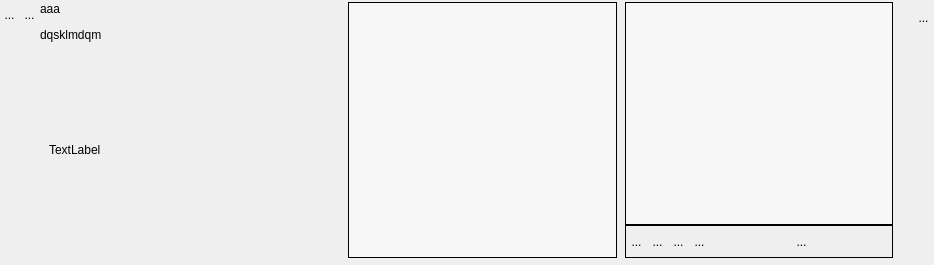
The window that UiQT4/desWidgetPlusieursIntoOrdonne.ui (SalomePlatform/eficas_tools) describes before a commit, drawn with Qt 5.
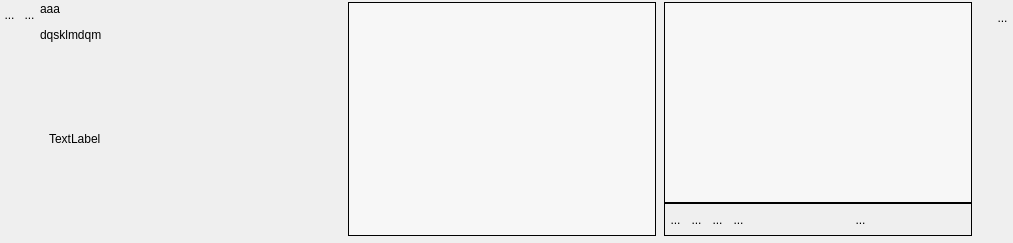
The same window after the commit. Icons and pictures are not drawn. Custom widgets are drawn as their Qt base class.

```diff
--- a/UiQT4/desWidgetPlusieursIntoOrdonne.ui
+++ b/UiQT4/desWidgetPlusieursIntoOrdonne.ui
@@ -6,8 +6,8 @@
    <rect>
     <x>0</x>
     <y>0</y>
-    <width>934</width>
-    <height>265</height>
+    <width>1013</width>
+    <height>243</height>
    </rect>
   </property>
   <property name="sizePolicy">
@@ -185,6 +185,12 @@
      </item>
      <item>
       <widget class="QScrollArea" name="scrollArea_2">
+       <property name="sizePolicy">
+        <sizepolicy hsizetype="Fixed" vsizetype="Expanding">
+         <horstretch>0</horstretch>
+         <verstretch>0</verstretch>
+        </sizepolicy>
+       </property>
        <property name="frameShape">
         <enum>QFrame::NoFrame</enum>
        </property>
@@ -199,15 +205,21 @@
          <rect>
           <x>0</x>
           <y>0</y>
-          <width>300</width>
-          <height>194</height>
+          <width>112</width>
+          <height>172</height>
          </rect>
         </property>
+        <property name="sizePolicy">
+         <sizepolicy hsizetype="Fixed" vsizetype="Preferred">
+          <horstretch>0</horstretch>
+          <verstretch>0</verstretch>
+         </sizepolicy>
+        </property>
         <layout class="QVBoxLayout" name="verticalLayout_6">
          <item>
           <widget class="QLabel" name="monCommentaireLabel">
            <property name="sizePolicy">
-            <sizepolicy hsizetype="Maximum" vsizetype="MinimumExpanding">
+            <sizepolicy hsizetype="MinimumExpanding" vsizetype="MinimumExpanding">
              <horstretch>0</horstretch>
              <verstretch>0</verstretch>
             </sizepolicy>
@@ -270,8 +282,8 @@
        <rect>
         <x>0</x>
         <y>0</y>
-        <width>262</width>
-        <height>254</height>
+        <width>301</width>
+        <height>232</height>
        </rect>
       </property>
       <property name="sizePolicy">
@@ -358,8 +370,8 @@
            <rect>
             <x>0</x>
             <y>0</y>
-            <width>257</width>
-            <height>209</height>
+            <width>297</width>
+            <height>187</height>
            </rect>
           </property>
           <property name="sizePolicy">
```
